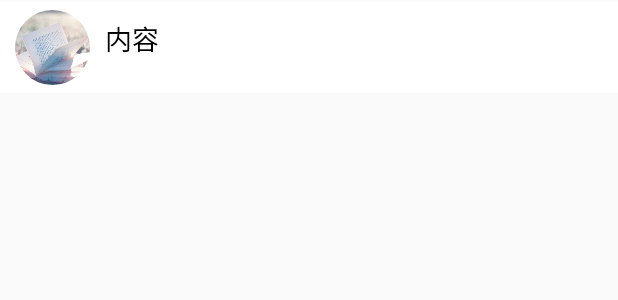
After one commit to imu-yangyuan/Food, an Android app: the layout food_comment_item.xml on its own in the app's theme, with its tools: preview values and no code run, on a phone screen of 412 x 824 dp. The commit adds this screen. Shown: the top 300 px of the screen. Run offline under Robolectric (Android 15) with nearby library versions, the phone set to English and light mode, and no system bars.

Commit message:
评论界面

```diff
--- a/app/src/main/java/com/yuqian/food/UI/FoodListActivity.java
+++ b/app/src/main/java/com/yuqian/food/UI/FoodListActivity.java
@@ -31,6 +31,7 @@ public class FoodListActivity extends AppCompatActivity implements AdapterView.O
         foods=(ArrayList<Food>) bundle.getSerializable("foods");
         ListView listView= (ListView) findViewById(R.id.food_list);
         listView.setAdapter(new MyAdapter());
+        listView.setOnItemClickListener(this);
 
     }
 
--- /dev/null
+++ b/app/src/main/java/com/yuqian/food/viewUtil/CircleSmartImageView.java
@@ -0,0 +1,432 @@
+package com.yuqian.food.viewUtil;
+
+import android.content.Context;
+import android.content.res.TypedArray;
+import android.graphics.Bitmap;
+import android.graphics.BitmapShader;
+import android.graphics.Canvas;
+import android.graphics.Color;
+import android.graphics.ColorFilter;
+import android.graphics.Matrix;
+import android.graphics.Paint;
+import android.graphics.RectF;
+import android.graphics.Shader;
+import android.graphics.drawable.BitmapDrawable;
+import android.graphics.drawable.ColorDrawable;
+import android.graphics.drawable.Drawable;
+import android.net.Uri;
+import android.support.annotation.ColorInt;
+import android.support.annotation.ColorRes;
+import android.support.annotation.DrawableRes;
+import android.util.AttributeSet;
+
+import com.yuqian.food.R;
+import com.yuqian.food.SmartImageViewByUrl.SmartImageView;
+
+
+/**
+ * Created by yangy on 2016/10/12.
+ */
+public class CircleSmartImageView  extends SmartImageView {
+    private static final ScaleType SCALE_TYPE = ScaleType.CENTER_CROP;
+
+    private static final Bitmap.Config BITMAP_CONFIG = Bitmap.Config.ARGB_8888;
+    private static final int COLORDRAWABLE_DIMENSION = 2;
+
+    private static final int DEFAULT_BORDER_WIDTH = 0;
+    private static final int DEFAULT_BORDER_COLOR = Color.BLACK;
+    private static final int DEFAULT_FILL_COLOR = Color.TRANSPARENT;
+    private static final boolean DEFAULT_BORDER_OVERLAY = false;
+
+    private final RectF mDrawableRect = new RectF();
+    private final RectF mBorderRect = new RectF();
+
+    private final Matrix mShaderMatrix = new Matrix();
+    private final Paint mBitmapPaint = new Paint();
+    private final Paint mBorderPaint = new Paint();
+    private final Paint mFillPaint = new Paint();
+
+    private int mBorderColor = DEFAULT_BORDER_COLOR;
+    private int mBorderWidth = DEFAULT_BORDER_WIDTH;
+    private int mFillColor = DEFAULT_FILL_COLOR;
+
+    private Bitmap mBitmap;
+    private BitmapShader mBitmapShader;
+    private int mBitmapWidth;
+    private int mBitmapHeight;
+
+    private float mDrawableRadius;
+    private float mBorderRadius;
+
+    private ColorFilter mColorFilter;
+
+    private boolean mReady;
+    private boolean mSetupPending;
+    private boolean mBorderOverlay;
+    private boolean mDisableCircularTransformation;
+
+    public CircleSmartImageView(Context context) {
+        super(context);
+
+        init();
+    }
+
+    public CircleSmartImageView(Context context, AttributeSet attrs) {
+        this(context, attrs, 0);
+    }
+
+    public CircleSmartImageView(Context context, AttributeSet attrs, int defStyle) {
+        super(context, attrs, defStyle);
+
+        TypedArray a = context.obtainStyledAttributes(attrs, R.styleable.CircleImageView, defStyle, 0);
+
+        mBorderWidth = a.getDimensionPixelSize(R.styleable.CircleImageView_civ_border_width, DEFAULT_BORDER_WIDTH);
+        mBorderColor = a.getColor(R.styleable.CircleImageView_civ_border_color, DEFAULT_BORDER_COLOR);
+        mBorderOverlay = a.getBoolean(R.styleable.CircleImageView_civ_border_overlay, DEFAULT_BORDER_OVERLAY);
+        mFillColor = a.getColor(R.styleable.CircleImageView_civ_fill_color, DEFAULT_FILL_COLOR);
+
+        a.recycle();
+
+        init();
+    }
+
+    private void init() {
+        super.setScaleType(SCALE_TYPE);
+        mReady = true;
+
+        if (mSetupPending) {
+            setup();
+            mSetupPending = false;
+        }
+    }
+
+    @Override
+    public ScaleType getScaleType() {
+        return SCALE_TYPE;
+    }
+
+    @Override
+    public void setScaleType(ScaleType scaleType) {
+        if (scaleType != SCALE_TYPE) {
+            throw new IllegalArgumentException(String.format("ScaleType %s not supported.", scaleType));
+        }
+    }
+
+    @Override
+    public void setAdjustViewBounds(boolean adjustViewBounds) {
+        if (adjustViewBounds) {
+            throw new IllegalArgumentException("adjustViewBounds not supported.");
+        }
+    }
+
+    @Override
+    public void setImageUrl(String url) {
+        super.setImageUrl(url);
+    }
+
+    @Override
+    protected void onDraw(Canvas canvas) {
+        if (mDisableCircularTransformation) {
+            super.onDraw(canvas);
+            return;
+        }
+
+        if (mBitmap == null) {
+            return;
+        }
+
+        if (mFillColor != Color.TRANSPARENT) {
+            canvas.drawCircle(mDrawableRect.centerX(), mDrawableRect.centerY(), mDrawableRadius, mFillPaint);
+        }
+        canvas.drawCircle(mDrawableRect.centerX(), mDrawableRect.centerY(), mDrawableRadius, mBitmapPaint);
+        if (mBorderWidth > 0) {
+            canvas.drawCircle(mBorderRect.centerX(), mBorderRect.centerY(), mBorderRadius, mBorderPaint);
+        }
+    }
+
+    @Override
+    protected void onSizeChanged(int w, int h, int oldw, int oldh) {
+        super.onSizeChanged(w, h, oldw, oldh);
+        setup();
+    }
+
+    @Override
+    public void setPadding(int left, int top, int right, int bottom) {
+        super.setPadding(left, top, right, bottom);
+        setup();
+    }
+
+    @Override
+    public void setPaddingRelative(int start, int top, int end, int bottom) {
+        super.setPaddingRelative(start, top, end, bottom);
+        setup();
+    }
+
+    public int getBorderColor() {
+        return mBorderColor;
+    }
+
+    public void setBorderColor(@ColorInt int borderColor) {
+        if (borderColor == mBorderColor) {
+            return;
+        }
+
+        mBorderColor = borderColor;
+        mBorderPaint.setColor(mBorderColor);
+        invalidate();
+    }
+
+    /**
+     * @deprecated Use {@link #setBorderColor(int)} instead
+     */
+    @Deprecated
+    public void setBorderColorResource(@ColorRes int borderColorRes) {
+        setBorderColor(getContext().getResources().getColor(borderColorRes));
+    }
+
+    /**
+     * Return the color drawn behind the circle-shaped drawable.
+     *
+     * @return The color drawn behind the drawable
+     *
+     * @deprecated Fill color support is going to be removed in the future
+     */
+    @Deprecated
+    public int getFillColor() {
+        return mFillColor;
+    }
+
+    /**
+     * Set a color to be drawn behind the circle-shaped drawable. Note that
+     * this has no effect if the drawable is opaque or no drawable is set.
+     *
+     * @param fillColor The color to be drawn behind the drawable
+     *
+     * @deprecated Fill color support is going to be removed in the future
+     */
+    @Deprecated
+    public void setFillColor(@ColorInt int fillColor) {
+        if (fillColor == mFillColor) {
+            return;
+        }
+
+        mFillColor = fillColor;
+        mFillPaint.setColor(fillColor);
+        invalidate();
+    }
+
+    /**
+     * Set a color to be drawn behind the circle-shaped drawable. Note that
+     * this has no effect if the drawable is opaque or no drawable is set.
+     *
+     * @param fillColorRes The color resource to be resolved to a color and
+     *                     drawn behind the drawable
+     *
+     * @deprecated Fill color support is going to be removed in the future
+     */
+    @Deprecated
+    public void setFillColorResource(@ColorRes int fillColorRes) {
+        setFillColor(getContext().getResources().getColor(fillColorRes));
+    }
+
+    public int getBorderWidth() {
+        return mBorderWidth;
+    }
+
+    public void setBorderWidth(int borderWidth) {
+        if (borderWidth == mBorderWidth) {
+            return;
+        }
+
+        mBorderWidth = borderWidth;
+        setup();
+    }
+
+    public boolean isBorderOverlay() {
+        return mBorderOverlay;
+    }
+
+    public void setBorderOverlay(boolean borderOverlay) {
+        if (borderOverlay == mBorderOverlay) {
+            return;
+        }
+
+        mBorderOverlay = borderOverlay;
+        setup();
+    }
+
+    public boolean isDisableCircularTransformation() {
+        return mDisableCircularTransformation;
+    }
+
+    public void setDisableCircularTransformation(boolean disableCircularTransformation) {
+        if (mDisableCircularTransformation == disableCircularTransformation) {
+            return;
+        }
+
+        mDisableCircularTransformation = disableCircularTransformation;
+        initializeBitmap();
+    }
+
+    @Override
+    public void setImageBitmap(Bitmap bm) {
+        super.setImageBitmap(bm);
+        initializeBitmap();
+    }
+
+    @Override
+    public void setImageDrawable(Drawable drawable) {
+        super.setImageDrawable(drawable);
+        initializeBitmap();
+    }
+
+    @Override
+    public void setImageResource(@DrawableRes int resId) {
+        super.setImageResource(resId);
+        initializeBitmap();
+    }
+
+    @Override
+    public void setImageURI(Uri uri) {
+        super.setImageURI(uri);
+        initializeBitmap();
+    }
+
+    @Override
+    public void setColorFilter(ColorFilter cf) {
+        if (cf == mColorFilter) {
+            return;
+        }
+
+        mColorFilter = cf;
+        applyColorFilter();
+        invalidate();
+    }
+
+    @Override
+    public ColorFilter getColorFilter() {
+        return mColorFilter;
+    }
+
+    private void applyColorFilter() {
+        if (mBitmapPaint != null) {
+            mBitmapPaint.setColorFilter(mColorFilter);
+        }
+    }
+
+    private Bitmap getBitmapFromDrawable(Drawable drawable) {
+        if (drawable == null) {
+            return null;
+        }
+
+        if (drawable instanceof BitmapDrawable) {
+            return ((BitmapDrawable) drawable).getBitmap();
+        }
+
+        try {
+            Bitmap bitmap;
+
+            if (drawable instanceof ColorDrawable) {
+                bitmap = Bitmap.createBitmap(COLORDRAWABLE_DIMENSION, COLORDRAWABLE_DIMENSION, BITMAP_CONFIG);
+            } else {
+                bitmap = Bitmap.createBitmap(drawable.getIntrinsicWidth(), drawable.getIntrinsicHeight(), BITMAP_CONFIG);
+            }
+
+            Canvas canvas = new Canvas(bitmap);
+            drawable.setBounds(0, 0, canvas.getWidth(), canvas.getHeight());
+            drawable.draw(canvas);
+            return bitmap;
+        } catch (Exception e) {
+            e.printStackTrace();
+            return null;
+        }
+    }
+
+    private void initializeBitmap() {
+        if (mDisableCircularTransformation) {
+            mBitmap = null;
+        } else {
+            mBitmap = getBitmapFromDrawable(getDrawable());
+        }
+        setup();
+    }
+
+    private void setup() {
+        if (!mReady) {
+            mSetupPending = true;
+            return;
+        }
+
+        if (getWidth() == 0 && getHeight() == 0) {
+            return;
+        }
+
+        if (mBitmap == null) {
+            invalidate();
+            return;
+        }
+
+        mBitmapShader = new BitmapShader(mBitmap, Shader.TileMode.CLAMP, Shader.TileMode.CLAMP);
+
+        mBitmapPaint.setAntiAlias(true);
+        mBitmapPaint.setShader(mBitmapShader);
+
+        mBorderPaint.setStyle(Paint.Style.STROKE);
+        mBorderPaint.setAntiAlias(true);
+        mBorderPaint.setColor(mBorderColor);
+        mBorderPaint.setStrokeWidth(mBorderWidth);
+
+        mFillPaint.setStyle(Paint.Style.FILL);
+        mFillPaint.setAntiAlias(true);
+        mFillPaint.setColor(mFillColor);
+
+        mBitmapHeight = mBitmap.getHeight();
+        mBitmapWidth = mBitmap.getWidth();
+
+        mBorderRect.set(calculateBounds());
+        mBorderRadius = Math.min((mBorderRect.height() - mBorderWidth) / 2.0f, (mBorderRect.width() - mBorderWidth) / 2.0f);
+
+        mDrawableRect.set(mBorderRect);
+        if (!mBorderOverlay && mBorderWidth > 0) {
+            mDrawableRect.inset(mBorderWidth - 1.0f, mBorderWidth - 1.0f);
+        }
+        mDrawableRadius = Math.min(mDrawableRect.height() / 2.0f, mDrawableRect.width() / 2.0f);
+
+        applyColorFilter();
+        updateShaderMatrix();
+        invalidate();
+    }
+
+    private RectF calculateBounds() {
+        int availableWidth  = getWidth() - getPaddingLeft() - getPaddingRight();
+        int availableHeight = getHeight() - getPaddingTop() - getPaddingBottom();
+
+        int sideLength = Math.min(availableWidth, availableHeight);
+
+        float left = getPaddingLeft() + (availableWidth - sideLength) / 2f;
+        float top = getPaddingTop() + (availableHeight - sideLength) / 2f;
+
+        return new RectF(left, top, left + sideLength, top + sideLength);
+    }
+
+    private void updateShaderMatrix() {
+        float scale;
+        float dx = 0;
+        float dy = 0;
+
+        mShaderMatrix.set(null);
+
+        if (mBitmapWidth * mDrawableRect.height() > mDrawableRect.width() * mBitmapHeight) {
+            scale = mDrawableRect.height() / (float) mBitmapHeight;
+            dx = (mDrawableRect.width() - mBitmapWidth * scale) * 0.5f;
+        } else {
+            scale = mDrawableRect.width() / (float) mBitmapWidth;
+            dy = (mDrawableRect.height() - mBitmapHeight * scale) * 0.5f;
+        }
+
+        mShaderMatrix.setScale(scale, scale);
+        mShaderMatrix.postTranslate((int) (dx + 0.5f) + mDrawableRect.left, (int) (dy + 0.5f) + mDrawableRect.top);
+
+        mBitmapShader.setLocalMatrix(mShaderMatrix);
+    }
+}
--- /dev/null
+++ b/app/src/main/res/layout/food_comment_item.xml
@@ -0,0 +1,51 @@
+<?xml version="1.0" encoding="utf-8"?>
+<RelativeLayout
+        xmlns:android="http://schemas.android.com/apk/res/android"
+        android:id="@+id/givecomment_listview"
+        android:layout_width="fill_parent"
+        android:layout_height="wrap_content"
+        android:paddingTop="1dip"
+        android:paddingBottom="1dip">
+    <LinearLayout
+            android:layout_width="fill_parent"
+            android:layout_height="wrap_content"
+            android:paddingLeft="10dip"
+            android:paddingRight="5dip"
+            android:paddingTop="5dip"
+            android:paddingBottom="5dip"
+            android:orientation="vertical"
+            android:background="#ffffff">
+        <RelativeLayout
+                android:layout_width="fill_parent"
+                android:layout_height="fill_parent">
+            <com.yuqian.food.viewUtil.CircleSmartImageView
+                    android:id="@+id/food_comment_userimg"
+                    android:src="@drawable/userimage"
+                    android:layout_width="50dp"
+                    android:layout_height="50dp"
+                    />
+            <!--<TextView
+                    android:id="@+id/givecomment_name"
+                    android:layout_toRightOf="@+id/food_comment_userimg"
+                    android:layout_width="wrap_content"
+                    android:textStyle="bold"
+                    android:layout_marginLeft="10dip"
+                    android:textColor="#000000"
+                    android:text="名字"
+
+                    android:layout_height="wrap_content"/>-->
+            <TextView
+                    android:id="@+id/food_comment_info"
+                    android:layout_width="wrap_content"
+                    android:layout_toRightOf="@id/food_comment_userimg"
+                    android:textSize="18sp"
+                    android:text="内容"
+                    android:layout_marginLeft="10dip"
+                    android:textColor="#000000"
+                    android:maxLength="80"
+                    android:layout_marginTop="5dip"
+                    android:layout_marginBottom="10dip"
+                    android:layout_height="wrap_content"/>
+        </RelativeLayout>
+    </LinearLayout>
+</RelativeLayout>
```
Also changed, not shown: app/src/main/AndroidManifest.xml (+13 -3 lines), app/src/main/java/com/yuqian/food/UI/FoodDetailActivity.java (+38 -14 lines), app/src/main/java/com/yuqian/food/model/Comment.java (+35 -15 lines), app/src/main/res/layout/activity_food_detail.xml (+5 -5 lines).
